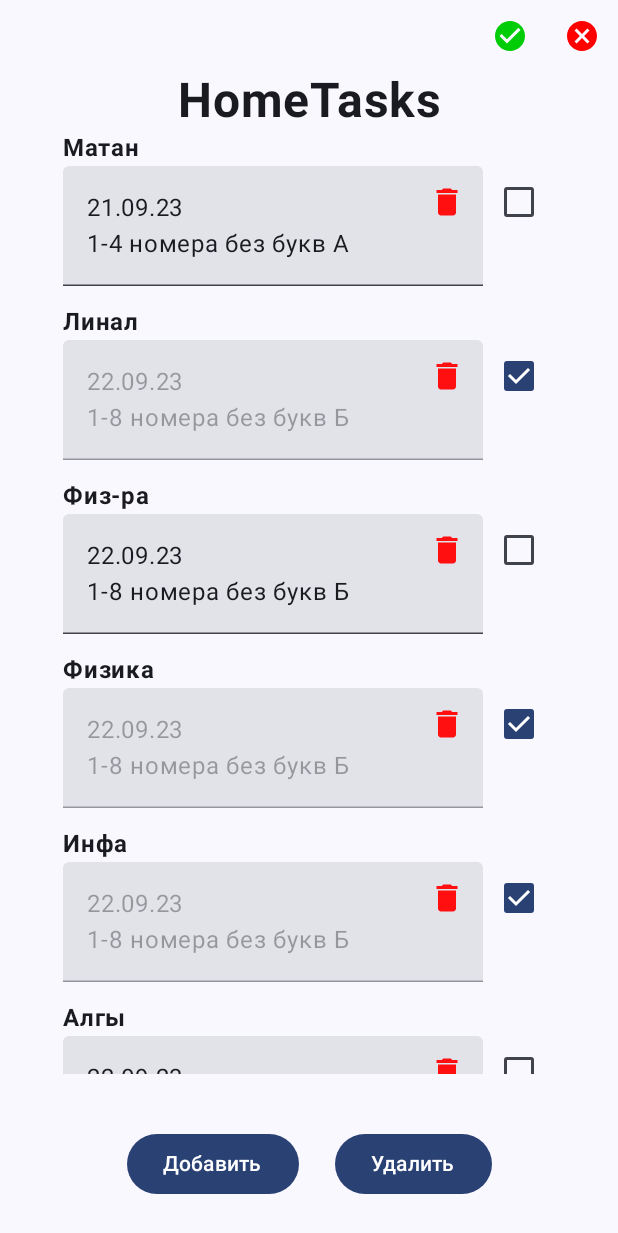
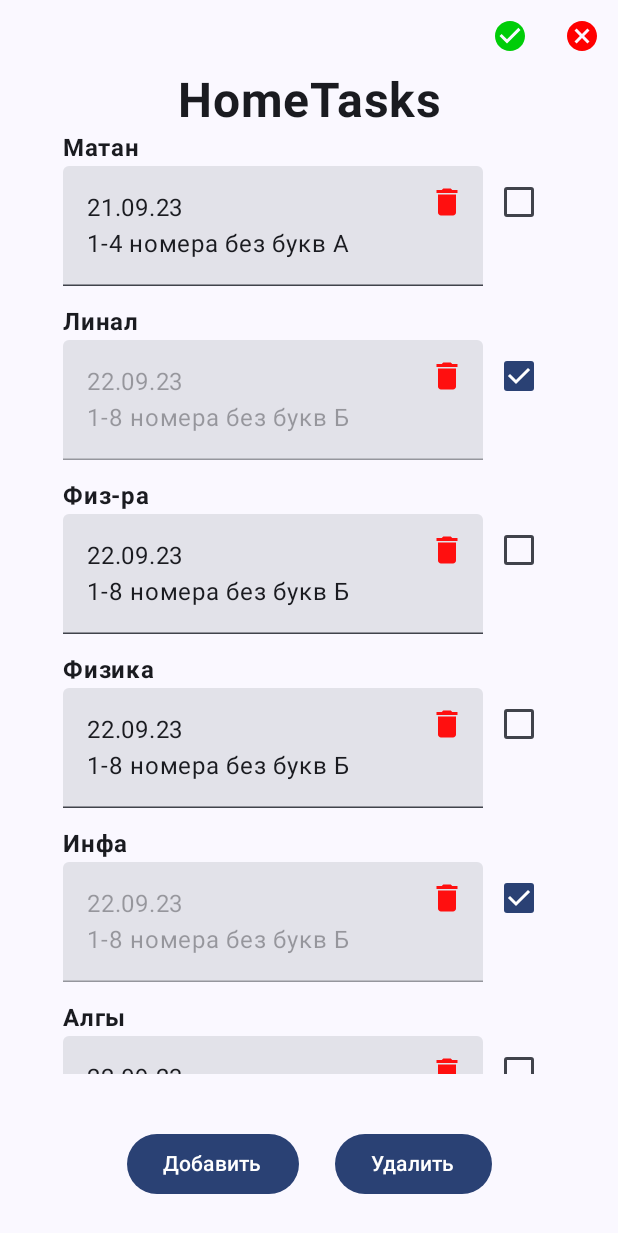
Before and after one commit to zhilovhub/HomeTaskHelper, an Android app built with Jetpack Compose: the screen it shows after launch (MainActivity), on a phone screen of 412 x 824 dp. Shown: the top 1233 px of the screen. Run offline under Robolectric (Android 15) with nearby library versions, the phone set to English and light mode, and no system bars; our stand-ins replace Dagger/Hilt's generated code, Room's generated code.

Commit message:
finishing tasks

```diff
--- a/app/src/main/java/com/example/hometaskhelper/ui/models/Task.kt
+++ b/app/src/main/java/com/example/hometaskhelper/ui/models/Task.kt
@@ -4,4 +4,5 @@ package com.example.hometaskhelper.ui.models
 data class Task(
     val name: String,
     val description: String,
+    val finished: Boolean
 )
--- a/app/src/main/java/com/example/hometaskhelper/ui/screens/MainScreen.kt
+++ b/app/src/main/java/com/example/hometaskhelper/ui/screens/MainScreen.kt
@@ -75,17 +75,17 @@ fun HomeScreen(modifier: Modifier = Modifier) {
 
 @Composable
 fun Tasks(modifier: Modifier = Modifier, tasks: List<Task> = listOf(
-    Task("Матан", "21.09.23\n1-4 номера без букв А"),
-    Task("Линал",  "22.09.23\n1-8 номера без букв Б"),
-    Task("Физ-ра",  "22.09.23\n1-8 номера без букв Б"),
-    Task("Физика",  "22.09.23\n1-8 номера без букв Б"),
-    Task("Инфа",  "22.09.23\n1-8 номера без букв Б"),
-    Task("Алгы",  "22.09.23\n1-8 номера без букв Б"),
+    Task("Матан", "21.09.23\n1-4 номера без букв А", false),
+    Task("Линал",  "22.09.23\n1-8 номера без букв Б", true),
+    Task("Физ-ра",  "22.09.23\n1-8 номера без букв Б", false),
+    Task("Физика",  "22.09.23\n1-8 номера без букв Б", false),
+    Task("Инфа",  "22.09.23\n1-8 номера без букв Б", true),
+    Task("Алгы",  "22.09.23\n1-8 номера без букв Б", false),
 //    Task("Линал",  "22.09.23\n1-8 номера без букв Б"),
 //    Task("Линал",  "22.09.23\n1-8 номера без букв Б"),
 //    Task("Линал",  "22.09.23\n1-8 номера без букв Б"),
 //    Task("Линал",  "22.09.23\n1-8 номера без букв Б"),
-    Task("История",  "\nЭссе"),
+    Task("История",  "\nЭссе", false),
 )) {
     LazyColumn(
         modifier = modifier,
@@ -150,8 +150,9 @@ fun AcceptCancel(modifier: Modifier = Modifier) {
 
 @OptIn(ExperimentalMaterial3Api::class)
 @Composable
-fun Task(modifier: Modifier = Modifier, task: Task = Task("Линал", "22.09.23\n1-8 номера без букв Б")) {
+fun Task(modifier: Modifier = Modifier, task: Task = Task("Линал", "22.09.23\n1-8 номера без букв Б", false)) {
     val taskDescription = remember { mutableStateOf(task.description) }
+    val taskFinished = remember { mutableStateOf(task.finished) }
 
     Surface(
         modifier = modifier
@@ -166,11 +167,10 @@ fun Task(modifier: Modifier = Modifier, task: Task = Task("Линал", "22.09.2
                     fontWeight = FontWeight.Bold
                 )
                 Row {
-                    val finished = listOf("Физика", "Линал", "Инфа").contains(task.name)
                     Box {
                         TextField(
                             value = taskDescription.value,
-                            enabled = !finished,
+                            enabled = !taskFinished.value,
                             onValueChange = {
                                 taskDescription.value = it
                             }
@@ -187,8 +187,8 @@ fun Task(modifier: Modifier = Modifier, task: Task = Task("Линал", "22.09.2
                     }
                     Checkbox(
                         modifier = Modifier.align(Alignment.Top),
-                        checked = finished,
-                        onCheckedChange = {  }
+                        checked = taskFinished.value,
+                        onCheckedChange = { taskFinished.value = !taskFinished.value }
                     )
                 }
             }
```
